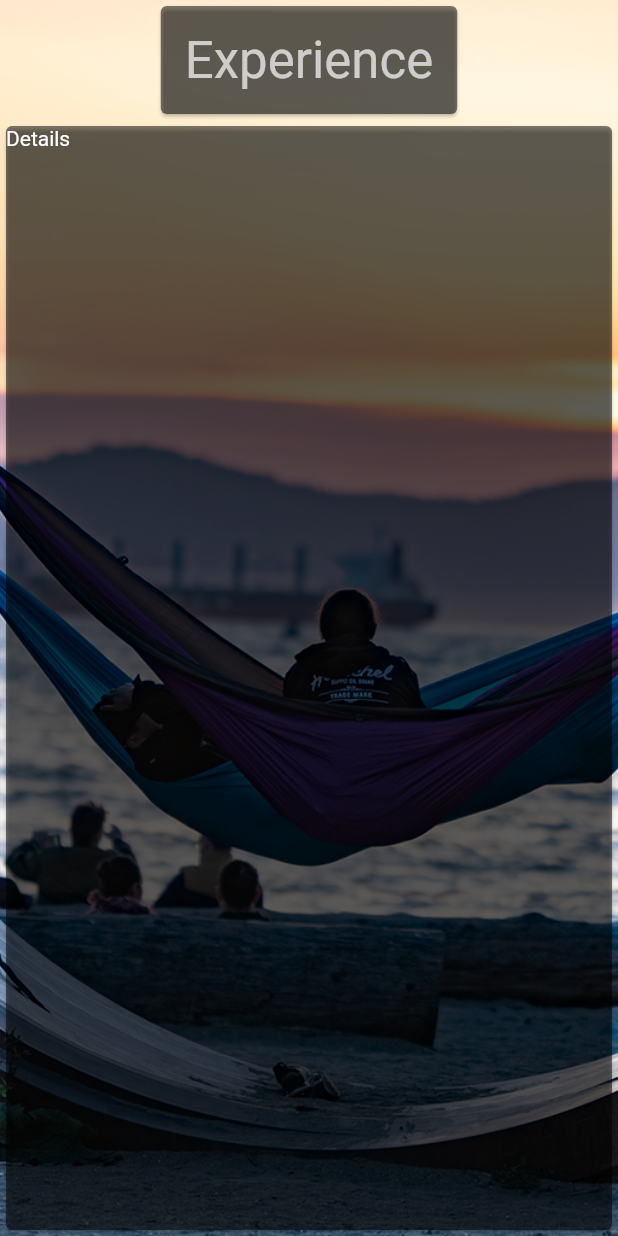
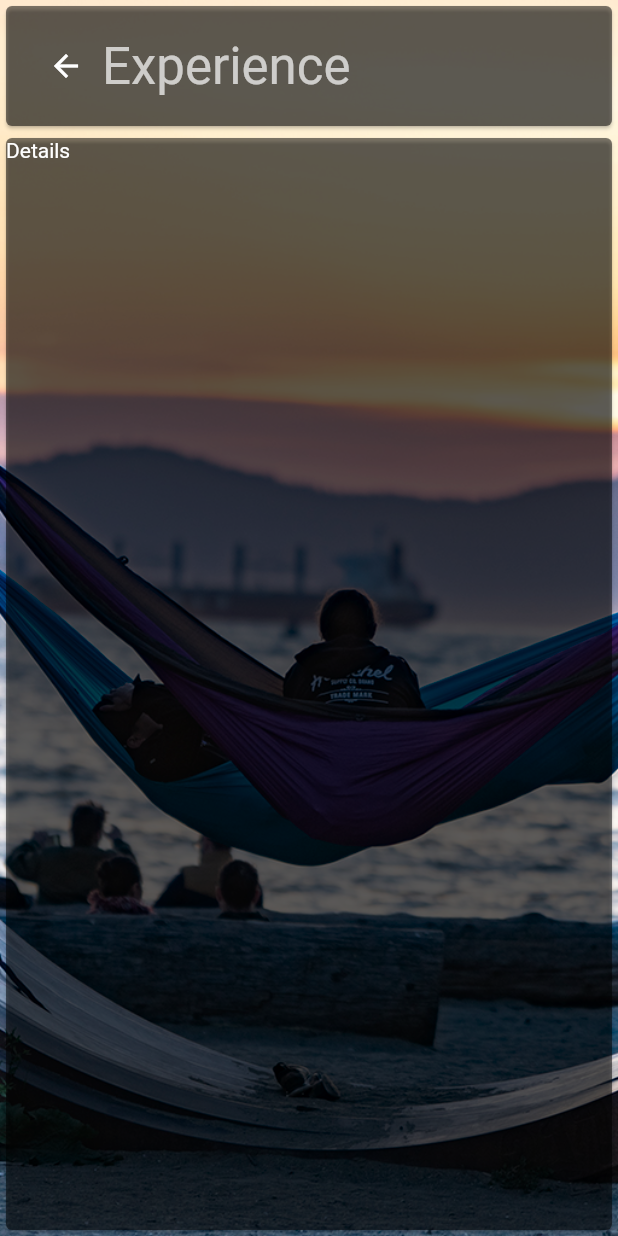
Before and after one commit to ahammer/flutter_resume, a Flutter app: the ResumeScreen screen opened by its route, on a phone screen of 412 x 824 dp. Run offline on Flutter 3.47's test engine with Material 2 defaults, Android fonts, the phone set to English and light mode, and no system bars.

Commit message:
Back support

```diff
--- a/lib/details_screen.dart
+++ b/lib/details_screen.dart
@@ -27,8 +27,14 @@ class DetailsScreen extends StatelessWidget {
                 color: Color.fromARGB(128, 0, 0, 0),
                 child: Padding(
                   padding: const EdgeInsets.all(16.0),
-                  child: Text(title,
-                      style: Theme.of(context).textTheme.display1),
+                  child: Row(
+                    children: <Widget>[
+                      IconButton(icon: Icon(Icons.arrow_back), onPressed: () {
+                        Navigator.pop(context);
+                      }),
+                      Text(title,style: Theme.of(context).textTheme.display1),
+                    ],
+                  ),
                 )),
           ),
           Expanded(
--- a/lib/main.dart
+++ b/lib/main.dart
@@ -2,6 +2,7 @@ import 'dart:io';
 
 import 'package:flutter/foundation.dart';
 import 'package:flutter/material.dart';
+import 'package:resume_flutter/experience/experience.dart';
 
 import 'details_screen.dart';
 import 'home_screen_panel.dart';
@@ -80,11 +81,6 @@ class AboutMeScreen extends StatelessWidget {
       body: DetailsScreen(title: "About", asset: "assets/bg1.jpg"));
 }
 
-class ResumeScreen extends StatelessWidget {
-  @override
-  build(BuildContext context) => ResumeScaffold(
-      body: DetailsScreen(title: "Experience", asset: "assets/bg2.jpg"));
-}
 
 class SkillScreen extends StatelessWidget {
   @override
```
Also changed, not shown: lib/experience/experience.dart (added, +10 -0 lines).
